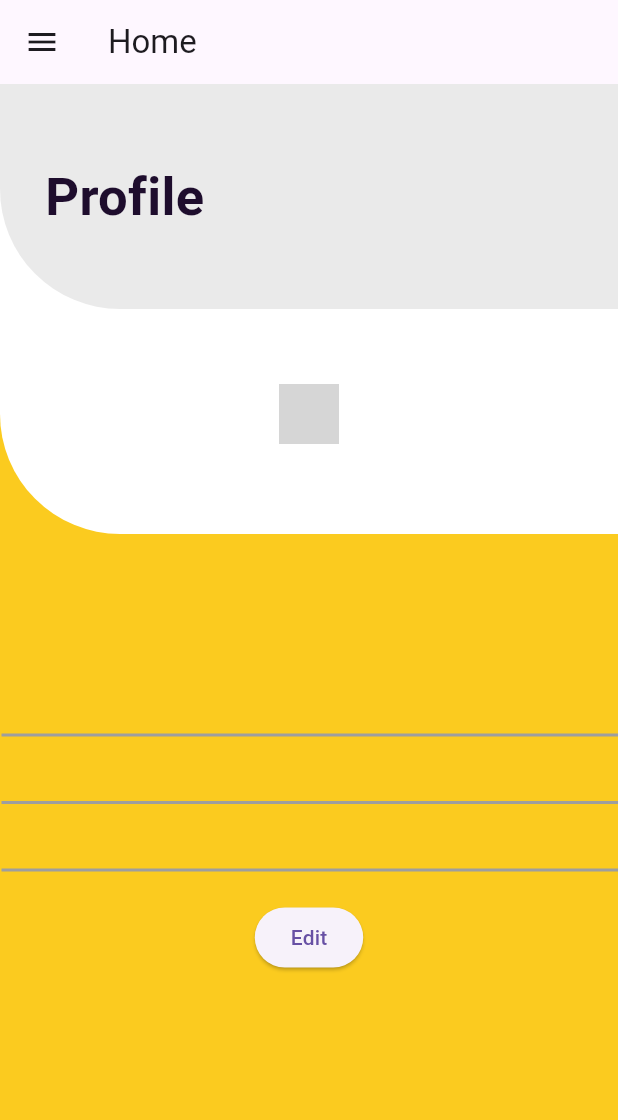
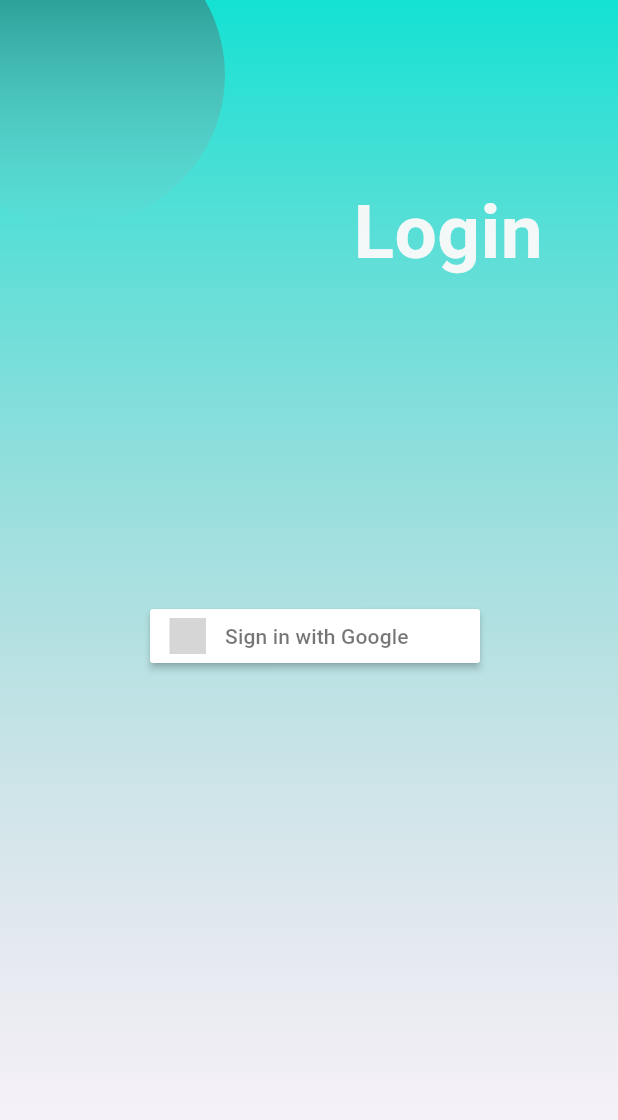
Before and after one commit to Shreykhanna/FoodOrderApp, a Flutter app: the screen it shows after launch, on a phone screen of 412 x 824 dp. Shown: the top 1120 px of the screen. Run offline on Flutter 3.47's test engine with Material 3 defaults, Android fonts, the phone set to English and light mode, and no system bars; our stand-ins replace cloud_firestore, firebase_auth, firebase_core, firebase_storage, flutter_dotenv, flutter_signin_button and 2 more; missing offline and left inert: flutter_stripe; accounts and stored records are empty; grey boxes are pictures that could not be loaded.

Commit message:
Fix layout and add sign in button

```diff
--- a/lib/main.dart
+++ b/lib/main.dart
@@ -57,10 +57,6 @@ class HomePage extends StatelessWidget {
   @override
   Widget build(BuildContext context) {
     return Scaffold(
-      appBar: AppBar(title: const Text('Home')),
-      drawer: const Drawer(
-        child: DrawerWidget(),
-      ),
       body: FutureBuilder(
           future: Firebase.initializeApp(
               options: DefaultFirebaseOptions.currentPlatform),
@@ -84,7 +80,7 @@ class HomePage extends StatelessWidget {
             //     return const Text('Done');
             //   default:
             //     return const CircularProgressIndicator();
-            return const FetchProfileView();
+            return const LoginView();
           }),
     );
   }
--- /dev/null
+++ b/lib/view/login/components/background_component.dart
@@ -0,0 +1,20 @@
+import 'package:flutter/material.dart';
+
+class BackgroundComponent extends StatelessWidget {
+  const BackgroundComponent({super.key});
+
+  @override
+  Widget build(BuildContext context) {
+    return Container(
+        decoration: const BoxDecoration(
+      gradient: LinearGradient(
+        begin: Alignment.topCenter,
+        end: Alignment.bottomCenter,
+        colors: [
+          Color.fromRGBO(20, 226, 211, 1),
+          Color.fromRGBO(177, 178, 181, 0),
+        ],
+      ),
+    ));
+  }
+}
--- /dev/null
+++ b/lib/view/login/components/circular_component.dart
@@ -0,0 +1,25 @@
+import 'package:flutter/material.dart';
+
+class CircularComponent extends StatelessWidget {
+  const CircularComponent({super.key});
+
+  @override
+  Widget build(BuildContext context) {
+    return Positioned(
+        top: -50,
+        left: -50,
+        child: Container(
+            height: 200,
+            width: 200,
+            decoration: const BoxDecoration(
+                borderRadius: BorderRadius.all(Radius.circular(800)),
+                gradient: LinearGradient(
+                  begin: Alignment.topCenter,
+                  end: Alignment.bottomCenter,
+                  colors: [
+                    Color.fromRGBO(8, 127, 119, 1),
+                    Color.fromRGBO(177, 178, 181, 0),
+                  ],
+                ))));
+  }
+}
--- a/lib/view/login/login_view.dart
+++ b/lib/view/login/login_view.dart
@@ -1,5 +1,11 @@
+import 'dart:ui';
+
 import 'package:firebase_auth/firebase_auth.dart';
 import 'package:flutter/material.dart';
+import 'package:test_project/view/login/components/background_component.dart';
+import 'package:test_project/view/login/components/circular_component.dart';
+import 'package:google_sign_in/google_sign_in.dart';
+import 'package:flutter_signin_button/flutter_signin_button.dart';
 
 class LoginView extends StatefulWidget {
   const LoginView({super.key});
@@ -11,12 +17,36 @@ class LoginView extends StatefulWidget {
 class LoginViewState extends State<LoginView> {
   late final TextEditingController _email;
   late final TextEditingController _password;
+  late final GoogleSignIn googleSignIn;
   @override
   void initState() {
     // TODO: implement initState
     super.initState();
     _email = TextEditingController();
     _password = TextEditingController();
+    googleSignIn = GoogleSignIn();
+  }
+
+  Future<void> signInWithGoogle() async {
+    try {
+      final GoogleSignInAccount? googleSignInAccount =
+          await googleSignIn.signIn();
+      final GoogleSignInAuthentication googleSignInAuthentication =
+          await googleSignInAccount!.authentication;
+
+      final AuthCredential credential = GoogleAuthProvider.credential(
+        accessToken: googleSignInAuthentication.accessToken,
+        idToken: googleSignInAuthentication.idToken,
+      );
+
+      final UserCredential userCredential =
+          await FirebaseAuth.instance.signInWithCredential(credential);
+      final User? user = userCredential.user;
+
+      // Use the user object for further operations or navigate to a new screen.
+    } catch (e) {
+      print(e.toString());
+    }
   }
 
   @override
@@ -29,41 +59,76 @@ class LoginViewState extends State<LoginView> {
 
   @override
   Widget build(BuildContext context) {
-    return Scaffold(
-        appBar: AppBar(
-          title: const Text('Login Page'),
+    return MaterialApp(
+      home: SafeArea(
+        child: Scaffold(
+          body: Stack(
+            children: [
+              const BackgroundComponent(),
+              const CircularComponent(),
+              const Positioned(
+                  top: -620,
+                  right: 50,
+                  child: Text(
+                    "Login",
+                    style: TextStyle(
+                        color: Color.fromRGBO(255, 250, 250, 0.93125),
+                        height: 31,
+                        fontWeight: FontWeight.bold,
+                        fontSize: 50),
+                  )),
+              Positioned(
+                  top: 400,
+                  left: 100,
+                  child: Align(
+                      alignment: Alignment.center,
+                      child: SignInButton(
+                        Buttons.Google,
+                        onPressed: () {
+                          signInWithGoogle();
+                        },
+                      )))
+            ],
+          ),
         ),
-        body: Column(children: [
-          TextField(
-            controller: _email,
-            decoration: const InputDecoration(hintText: "Email"),
-          ),
-          TextField(
-            controller: _password,
-            decoration: const InputDecoration(hintText: "Password"),
-          ),
-          TextButton(
-              onPressed: () async {
-                final email = _email.text;
-                final password = _password.text;
-                try {
-                  await FirebaseAuth.instance.signInWithEmailAndPassword(
-                      email: email, password: password);
-                  Navigator.of(context).pushNamedAndRemoveUntil(
-                      '/create_profile_view_user/', (route) => false);
-                } on FirebaseAuthException catch (error) {
-                  if (error.code == " user-not-found") {
-                    print(error.runtimeType);
-                  }
-                }
-              },
-              child: const Text("SignIn")),
-          ElevatedButton(
-              onPressed: () {
-                Navigator.of(context)
-                    .pushNamedAndRemoveUntil('/register/', (route) => false);
-              },
-              child: const Text("Not registered yet? Register here!"))
-        ]));
+      ),
+    );
+
+    // return Scaffold(
+    //     appBar: AppBar(
+    //       title: const Text('Login Page'),
+    //     ),
+    //     body: Column(children: [
+    //       TextField(
+    //         controller: _email,
+    //         decoration: const InputDecoration(hintText: "Email"),
+    //       ),
+    //       TextField(
+    //         controller: _password,
+    //         decoration: const InputDecoration(hintText: "Password"),
+    //       ),
+    //       TextButton(
+    //           onPressed: () async {
+    //             final email = _email.text;
+    //             final password = _password.text;
+    //             try {
+    //               await FirebaseAuth.instance.signInWithEmailAndPassword(
+    //                   email: email, password: password);
+    //               Navigator.of(context).pushNamedAndRemoveUntil(
+    //                   '/create_profile_view_user/', (route) => false);
+    //             } on FirebaseAuthException catch (error) {
+    //               if (error.code == " user-not-found") {
+    //                 print(error.runtimeType);
+    //               }
+    //             }
+    //           },
+    //           child: const Text("SignIn")),
+    //       ElevatedButton(
+    //           onPressed: () {
+    //             Navigator.of(context)
+    //                 .pushNamedAndRemoveUntil('/register/', (route) => false);
+    //           },
+    //           child: const Text("Not registered yet? Register here!"))
+    //     ]));
   }
 }
--- a/lib/view/profile/profile_details.dart
+++ b/lib/view/profile/profile_details.dart
@@ -42,6 +42,7 @@ class _ProfileDetailsState extends State<ProfileDetails> {
       // Assuming there is only one document in the collection, you might need to adjust this logic based on your data structure
       if (snapshot.docs.isNotEmpty) {
         Map<String, dynamic> data = snapshot.docs.first.data();
+        print("DATA,${data}");
         setState(() {
           // Update your state variables with the fetched data
           profileImage = data['profileImageUrl'] ?? '';
--- a/lib/view/profile/style.dart
+++ b/lib/view/profile/style.dart
@@ -5,5 +5,7 @@ const Color primaryColor = Color(0xff1e0d2d);
 const TextStyle titleText =
     TextStyle(fontSize: 35.0, fontWeight: FontWeight.w700, color: primaryColor);
 
+const TextStyle itemTitle =
+    TextStyle(fontSize: 24.0, fontWeight: FontWeight.w700, color: primaryColor);
 const TextStyle heading4 =
     TextStyle(fontSize: 16.0, fontWeight: FontWeight.w500, color: primaryColor);
--- a/pubspec.yaml
+++ b/pubspec.yaml
@@ -42,6 +42,7 @@ dependencies:
   cloud_firestore: ^4.14.0
   firebase_analytics: ^10.8.0
   firebase_database: ^10.4.0
+  flutter_signin_button: ^2.0.0
   image_picker: ^1.0.7
   flutter_hooks: ^0.20.4
   flutter_stripe: ^10.0.0
```
Also changed, not shown: lib/view/accountDetails/account_details.dart (added, +54 -0 lines), lib/view/common/card_component.dart (added, +79 -0 lines), lib/view/common/menu_view.dart (+29 -22 lines), lib/view/common/post_task_view.dart (+18 -9 lines), lib/view/common/search_bar_component.dart (added, +41 -0 lines), lib/view/drawer/drawer_widget.dart (+24 -1 lines), lib/view/user_view/fetch_profile_view.dart (+10 -3 lines), pubspec.lock, 2 other files.
